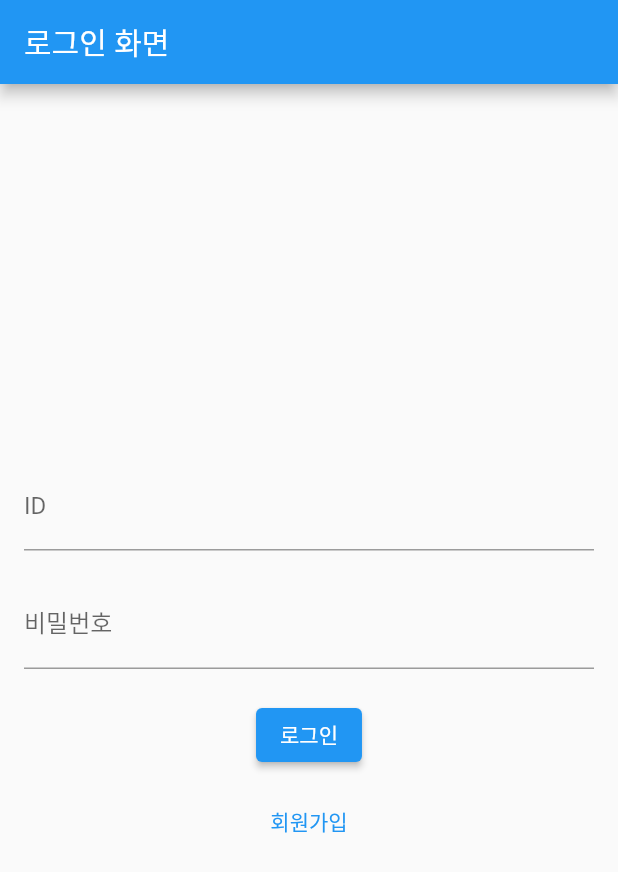
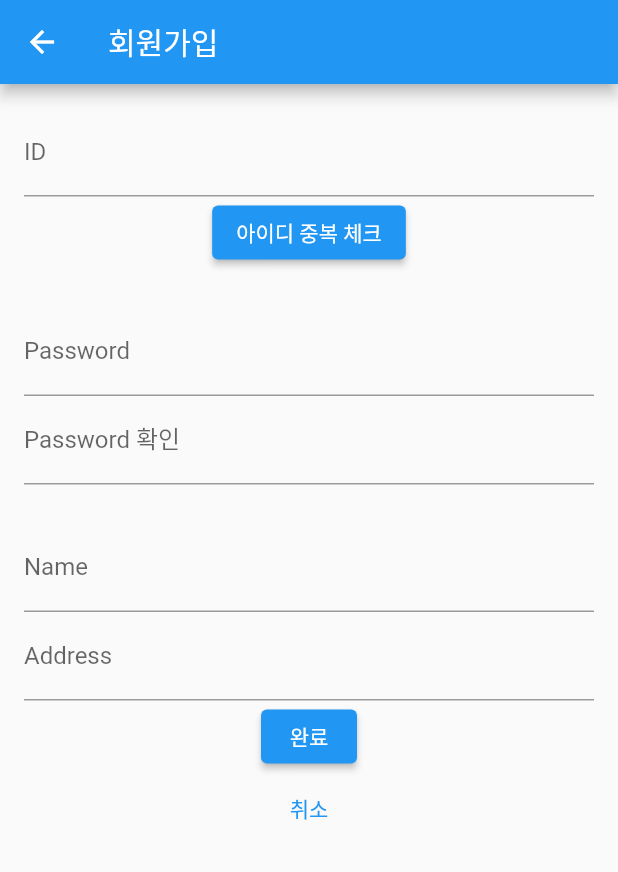
Before and after one commit to jamjamzo/login_jycho, a Flutter app: the screen it shows after launch, after a tap on "회원가입", on a phone screen of 412 x 824 dp. Shown: the top 872 px of the screen. Run offline on Flutter 3.47's test engine with Material 2 defaults, Android fonts, the light colour scheme and no system bars; network calls fail.

Commit message:
로그인, 아이디중복체크 php-mysql 연동 확인

```diff
--- /dev/null
+++ b/lib/join_page.dart
@@ -0,0 +1,259 @@
+import 'dart:convert';
+
+import 'package:flutter/material.dart';
+import 'package:http/http.dart' as http;
+import 'package:login_jycho/login_page.dart';
+
+class JoinPage extends StatefulWidget {
+  const JoinPage({super.key});
+
+  @override
+  _JoinPageState createState() => _JoinPageState();
+}
+
+class _JoinPageState extends State<JoinPage> {
+  TextEditingController idController = TextEditingController();
+  TextEditingController passwordController = TextEditingController();
+  TextEditingController confirmPasswordController = TextEditingController();
+  TextEditingController nameController = TextEditingController();
+  TextEditingController addressController = TextEditingController();
+
+  String errorMessage = '';
+
+  bool passwordMismatch = false; // 비밀번호 불일치 여부를 나타내는 변수
+  bool isIdDuplicate = false;
+
+  Future<bool> checkDuplicateId() async {
+    String apiUrl =
+        "http://192.168.0.28/id_duplicate_check.php"; // PHP 스크립트가 호스팅된 주소로 변경
+
+    var response = await http.post(Uri.parse(apiUrl), body: {
+      'username': idController.text,
+    });
+
+    if (response.statusCode == 200) {
+      var jsonData = json.decode(response.body);
+      if (jsonData["error"]) {
+        setState(() {
+          errorMessage = jsonData["message"];
+        });
+        return false; // 아이디 중복
+      } else {
+        setState(() {
+          errorMessage = "사용 가능한 아이디입니다.";
+        });
+        return true; // 아이디 중복이 아님
+      }
+    } else {
+      setState(() {
+        errorMessage = "서버 연결 중 오류가 발생했습니다.";
+      });
+      return false;
+    }
+  }
+
+  @override
+  Widget build(BuildContext context) {
+    return Scaffold(
+      appBar: AppBar(
+        title: Text('회원가입'),
+      ),
+      body: Padding(
+        padding: EdgeInsets.all(16.0),
+        child: Column(
+          crossAxisAlignment: CrossAxisAlignment.center,
+          children: <Widget>[
+            TextField(
+              controller: idController,
+              decoration: InputDecoration(
+                labelText: 'ID',
+              ),
+            ),
+            ElevatedButton(
+              onPressed: () {
+                checkDuplicateId().then((isDuplicate) {
+                  if (!isDuplicate) {
+                    isIdDuplicate =
+                        true; // 아이디 중복이 아닌 경우 isIdDuplicate를 true로 설정
+                    // 여기서 다음 단계 수행
+                  } else {
+                    isIdDuplicate = false;
+                  }
+                });
+              },
+              child: Text('아이디 중복 체크'),
+            ),
+            SizedBox(height: 10.0),
+            Text(
+              idController.text.isNotEmpty
+                  ? !isIdDuplicate
+                      ? '중복되지 않은 아이디입니다.'
+                      : '중복된 아이디입니다.'
+                  : '',
+              style: TextStyle(
+                color: isIdDuplicate ? Colors.red : Colors.green,
+              ),
+            ),
+            TextFormField(
+              controller: passwordController,
+              obscureText: true,
+              decoration: InputDecoration(
+                labelText: 'Password',
+              ),
+              onChanged: (value) {
+                setState(() {
+                  passwordMismatch =
+                      passwordController.text != confirmPasswordController.text;
+                });
+              },
+            ),
+            TextFormField(
+              controller: confirmPasswordController,
+              obscureText: true,
+              decoration: InputDecoration(
+                labelText: 'Password 확인',
+              ),
+              onChanged: (value) {
+                setState(() {
+                  passwordMismatch =
+                      passwordController.text != confirmPasswordController.text;
+                });
+              },
+            ),
+            SizedBox(height: 10.0),
+            Text(
+              passwordController.text.isNotEmpty &&
+                      confirmPasswordController.text.isNotEmpty
+                  ? passwordController.text == confirmPasswordController.text
+                      ? '비밀번호가 일치합니다.'
+                      : '비밀번호가 불일치합니다.'
+                  : '',
+              style: TextStyle(
+                color: passwordMismatch ? Colors.red : Colors.green,
+              ),
+            ),
+            TextField(
+              controller: nameController,
+              decoration: InputDecoration(
+                labelText: 'Name',
+              ),
+            ),
+            TextField(
+              controller: addressController,
+              decoration: InputDecoration(
+                labelText: 'Address',
+              ),
+            ),
+            ElevatedButton(
+              onPressed: () {
+                if (!isIdDuplicate) {
+                  if (passwordController.text ==
+                      confirmPasswordController.text) {
+                    passwordMismatch = false; // 비밀번호가 일치하는 경우
+                    if (idController.text.isNotEmpty &&
+                        passwordController.text.isNotEmpty &&
+                        confirmPasswordController.text.isNotEmpty &&
+                        nameController.text.isNotEmpty &&
+                        addressController.text.isNotEmpty) {
+                      showDialog(
+                        context: context,
+                        builder: (context) {
+                          return AlertDialog(
+                            title: Text('회원가입 완료'),
+                            content: Text('다시 로그인 해주세요'),
+                            actions: <Widget>[
+                              ElevatedButton(
+                                onPressed: () {
+                                  Navigator.push(
+                                    context,
+                                    MaterialPageRoute(
+                                      builder: (context) => LoginPage(),
+                                    ),
+                                  );
+                                },
+                                child: Text('확인'),
+                              ),
+                            ],
+                          );
+                        },
+                      );
+                    } else {
+                      // 필드 미입력 시 오류 메시지 표시
+                      errorMessage = '내용을 모두 입력해주세요.';
+                      showDialog(
+                        context: context,
+                        builder: (context) {
+                          return AlertDialog(
+                            title: Text('오류'),
+                            content: Text(errorMessage),
+                            actions: <Widget>[
+                              ElevatedButton(
+                                onPressed: () {
+                                  Navigator.of(context).pop();
+                                },
+                                child: Text('확인'),
+                              ),
+                            ],
+                          );
+                        },
+                      );
+                    }
+                  } else {
+                    passwordMismatch = true; // 비밀번호가 불일치하는 경우
+                    // 비밀번호 불일치 시 오류 메시지 표시
+                    errorMessage = '비밀번호를 확인해주세요.';
+                    showDialog(
+                      context: context,
+                      builder: (context) {
+                        return AlertDialog(
+                          title: Text('오류'),
+                          content: Text(errorMessage),
+                          actions: <Widget>[
+                            ElevatedButton(
+                              onPressed: () {
+                                Navigator.of(context).pop();
+                              },
+                              child: Text('확인'),
+                            ),
+                          ],
+                        );
+                      },
+                    );
+                  }
+                } else {
+                  // 아이디 중복 시 오류 메시지 표시
+                  errorMessage = '아이디를 확인해주세요.';
+                  showDialog(
+                    context: context,
+                    builder: (context) {
+                      return AlertDialog(
+                        title: Text('오류'),
+                        content: Text(errorMessage),
+                        actions: <Widget>[
+                          ElevatedButton(
+                            onPressed: () {
+                              Navigator.of(context).pop();
+                            },
+                            child: Text('확인'),
+                          ),
+                        ],
+                      );
+                    },
+                  );
+                }
+              },
+              child: Text('완료'),
+            ),
+            TextButton(
+              onPressed: () {
+                Navigator.pop(context);
+                // 취소 버튼을 누르면 이전 페이지로 이동
+              },
+              child: Text('취소'),
+            ),
+          ],
+        ),
+      ),
+    );
+  }
+}
--- a/lib/login_page.dart
+++ b/lib/login_page.dart
@@ -1,27 +1,79 @@
+import 'dart:convert';
 import 'package:flutter/material.dart';
 import 'package:login_jycho/home_page.dart';
-
-class LoginApp extends StatelessWidget {
-  const LoginApp({super.key});
-
-  @override
-  Widget build(BuildContext context) {
-    return MaterialApp(
-      home: LoginPage(),
-    );
-  }
-}
+import 'package:http/http.dart' as http;
+import 'package:login_jycho/join_page.dart';
 
 class LoginPage extends StatefulWidget {
-  const LoginPage({super.key});
+  const LoginPage({Key? key}) : super(key: key);
 
   @override
   _LoginPageState createState() => _LoginPageState();
 }
 
 class _LoginPageState extends State<LoginPage> {
+  late String errormsg;
+  late bool error, showprogress;
+  late String username, password;
+
   TextEditingController idController = TextEditingController();
   TextEditingController passwordController = TextEditingController();
+
+  // apiurl = "http://192.168.1.22/login.php";
+  Future<bool> startLogin() async {
+    String apiurl = "http://192.168.0.28/login.php";
+    username = idController.text;
+    password = passwordController.text;
+
+    var response = await http.post(Uri.parse(apiurl), body: {
+      'username': username,
+      'password': password,
+    });
+
+    if (response.statusCode == 200) {
+      var jsondata = json.decode(response.body);
+      if (jsondata["error"]) {
+        setState(() {
+          showprogress = false;
+          error = true;
+          errormsg = jsondata["message"];
+        });
+        return false; // 로그인 실패
+      } else {
+        if (jsondata["success"]) {
+          setState(() {
+            error = false;
+            showprogress = false;
+          });
+          // 로그인에 성공한 경우
+          // 여기에서 필요한 처리를 추가하세요.
+          return true; // 로그인 성공
+        } else {
+          showprogress = false;
+          error = true;
+          errormsg = "로그인에 실패했습니다.";
+          return false; // 로그인 실패
+        }
+      }
+    } else {
+      setState(() {
+        showprogress = false;
+        error = true;
+        errormsg = "서버에 연결 중 오류가 발생했습니다.";
+      });
+      return false; // 로그인 실패
+    }
+  }
+
+  @override
+  void initState() {
+    username = "";
+    password = "";
+    errormsg = "";
+    error = false;
+    showprogress = false;
+    super.initState();
+  }
 
   @override
   Widget build(BuildContext context) {
@@ -43,7 +95,7 @@ class _LoginPageState extends State<LoginPage> {
             SizedBox(height: 20.0),
             TextField(
               controller: passwordController,
-              obscureText: true, // 비밀번호를 숨기려면 true로 설정
+              obscureText: true,
               decoration: InputDecoration(
                 labelText: '비밀번호',
               ),
@@ -51,18 +103,44 @@ class _LoginPageState extends State<LoginPage> {
             SizedBox(height: 20.0),
             ElevatedButton(
               onPressed: () {
-                Navigator.push(
-                  context,
-                  MaterialPageRoute(builder: (context) => HomePage()),
-                );
-                // 로그인 버튼을 눌렀을 때 실행할 코드를 여기에 추가하세요.
+                startLogin().then((success) {
+                  if (success) {
+                    // 로그인 성공 시 다음 화면으로 이동
+                    Navigator.push(
+                      context,
+                      MaterialPageRoute(builder: (context) => HomePage()),
+                    );
+                  } else {
+                    // 로그인 실패 시 오류 메시지를 표시
+                    showDialog(
+                      context: context,
+                      builder: (context) {
+                        return AlertDialog(
+                          title: Text('로그인 실패'),
+                          content: Text(errormsg), // 오류 메시지 표시
+                          actions: <Widget>[
+                            ElevatedButton(
+                              onPressed: () {
+                                Navigator.of(context).pop(); // 팝업 닫기
+                              },
+                              child: Text('확인'),
+                            ),
+                          ],
+                        );
+                      },
+                    );
+                  }
+                });
               },
               child: Text('로그인'),
             ),
             SizedBox(height: 10.0),
             TextButton(
               onPressed: () {
-                // 회원가입 버튼을 눌렀을 때 실행할 코드를 여기에 추가하세요.
+                Navigator.push(
+                  context,
+                  MaterialPageRoute(builder: (context) => JoinPage()),
+                );
               },
               child: Text('회원가입'),
             ),
--- a/lib/main.dart
+++ b/lib/main.dart
@@ -10,7 +10,7 @@ class MyApp extends StatelessWidget {
   Widget build(BuildContext context) {
     return MaterialApp(
       debugShowCheckedModeBanner: false,
-      home: LoginApp(),
+      home: LoginPage(),
     );
   }
 }
```
Also changed, not shown: pubspec.yaml (+3 -4 lines), pubspec.lock.
